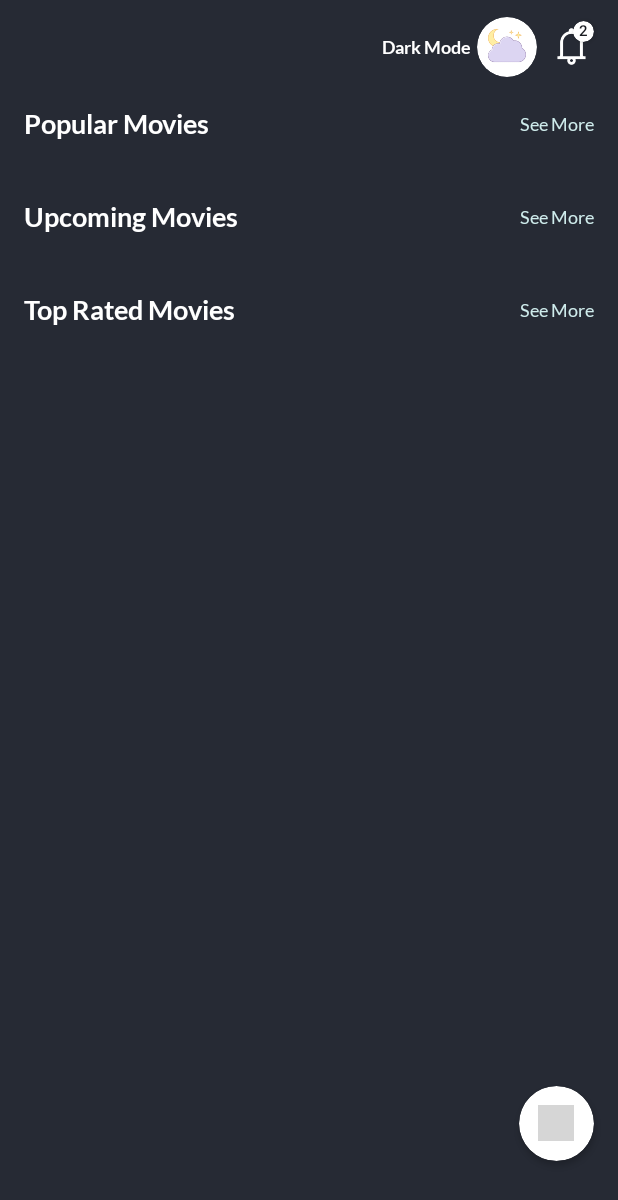
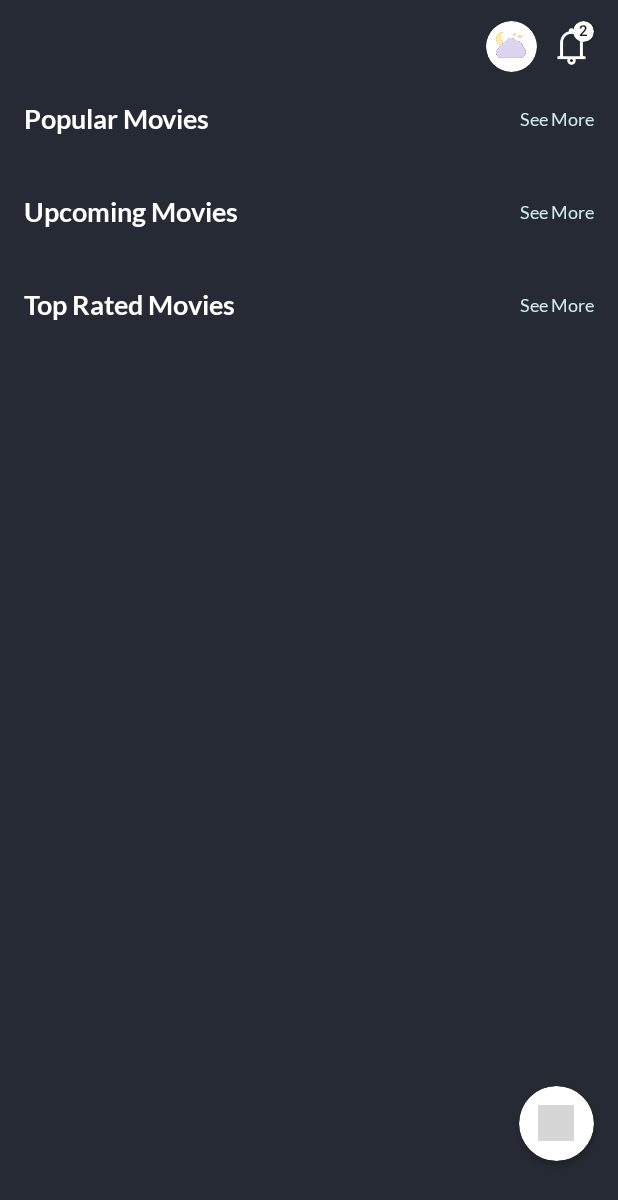
Before and after one commit to eskaya/movie-application-esra-kaya, an Android app: the screen it shows after launch (MainActivity), on a phone screen of 412 x 824 dp. Shown: the top 1200 px of the screen. Run offline under Robolectric (Android 15) with nearby library versions, the light colour scheme and no system bars; our stand-ins replace Dagger/Hilt's generated code, Room's generated code; network calls fail; 1 statement that could not run was skipped; grey boxes are pictures that could not be loaded.

Commit message:
Update Dashboard Page UI and add ImageView content description.

```diff
--- a/app/src/main/res/layout/fragment_dashboard.xml
+++ b/app/src/main/res/layout/fragment_dashboard.xml
@@ -52,7 +52,8 @@
                 android:src="@drawable/ic_notification"
                 app:layout_constraintEnd_toEndOf="parent"
                 app:layout_constraintTop_toTopOf="parent"
-                app:tint="@color/change_color" />
+                app:tint="@color/change_color"
+                android:contentDescription="@string/dashboardPage_notificationIcon" />
 
             <TextView
                 android:id="@+id/tvThemeStyle"
@@ -61,6 +62,7 @@
                 android:layout_marginEnd="4dp"
                 android:fontFamily="@font/lato_bold"
                 tools:text="@string/dashboardPage_darkMode"
+                android:visibility="gone"
                 android:textColor="@color/second_color"
                 android:textSize="@dimen/text_12"
                 app:layout_constraintBottom_toBottomOf="@+id/cvChangeTheme"
@@ -69,8 +71,8 @@
 
             <com.google.android.material.card.MaterialCardView
                 android:id="@+id/cvChangeTheme"
-                android:layout_width="40dp"
-                android:layout_height="40dp"
+                android:layout_width="34dp"
+                android:layout_height="34dp"
                 android:layout_marginEnd="8dp"
                 app:cardBackgroundColor="@color/change_color"
                 app:cardCornerRadius="20dp"
@@ -81,10 +83,11 @@
 
                 <ImageView
                     android:id="@+id/ivThemeMode"
-                    android:layout_width="25dp"
-                    android:layout_height="25dp"
+                    android:layout_width="20dp"
+                    android:layout_height="20dp"
                     android:layout_gravity="center"
-                    android:adjustViewBounds="true" />
+                    android:adjustViewBounds="true"
+                    android:contentDescription="@string/dashboardPage_changeThemeImage" />
 
             </com.google.android.material.card.MaterialCardView>
 
@@ -247,7 +250,8 @@
             android:layout_height="24dp"
             android:layout_gravity="center"
             android:src="@drawable/ic_search"
-            app:tint="@color/charade" />
+            app:tint="@color/charade"
+            android:contentDescription="@string/dashboardPage_searchIcon" />
 
     </androidx.cardview.widget.CardView>
 
--- a/app/src/main/res/values/strings.xml
+++ b/app/src/main/res/values/strings.xml
@@ -16,4 +16,7 @@
     <string name="maintenancePage_title">App Maintenance</string>
     <string name="maintenancePage_description">Our application will be under maintenance for a while to serve you better. Don\'t forget to visit again and discover what\'s new.</string>
     <string name="maintenancePage_buttonText">Close App</string>
+    <string name="dashboardPage_changeThemeImage">Change Theme Image</string>
+    <string name="dashboardPage_searchIcon">Search Icon</string>
+    <string name="dashboardPage_notificationIcon">Notification Icon</string>
 </resources>
```
